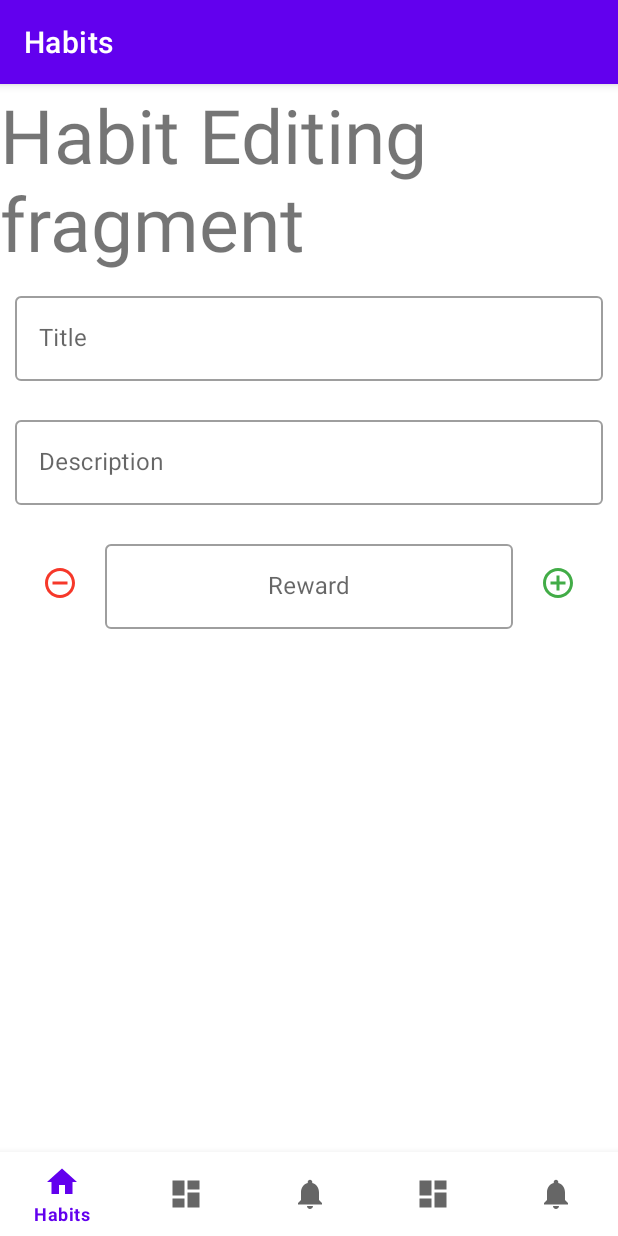
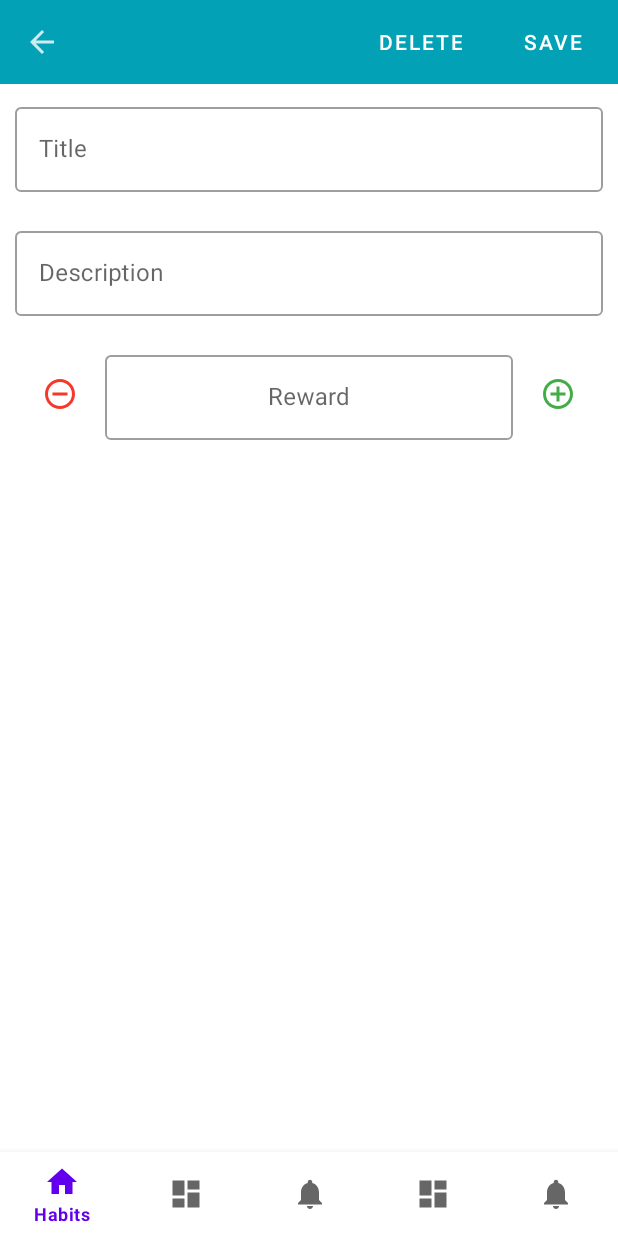
Before and after one commit to taslimisina/mobile-project, an Android app: the fragment HabitEditFragment placed in its activity, on a phone screen of 412 x 824 dp. Run offline under Robolectric (Android 15) with nearby library versions, the light colour scheme and no system bars; our stand-ins replace navigation-ui.

Commit message:
Replace toolbar

```diff
--- a/app/src/main/java/ir/sharif/mobile/project/MainFragment.java
+++ b/app/src/main/java/ir/sharif/mobile/project/MainFragment.java
@@ -30,7 +30,7 @@ public class MainFragment extends Fragment {
                 .build();
 //        NavController navController = Navigation.findNavController(getActivity(), R.id.nav_host_fragment);
         NavController navController = Navigation.findNavController(view.findViewById(R.id.nav_host_fragment));
-        NavigationUI.setupActionBarWithNavController((MainActivity)getActivity(), navController, appBarConfiguration);
+//        NavigationUI.setupActionBarWithNavController((MainActivity)getActivity(), navController, appBarConfiguration);
         NavigationUI.setupWithNavController(navView, navController);
 
         return view;
--- a/app/src/main/java/ir/sharif/mobile/project/ui/habits/HabitEditFragment.java
+++ b/app/src/main/java/ir/sharif/mobile/project/ui/habits/HabitEditFragment.java
@@ -1,14 +1,17 @@
 package ir.sharif.mobile.project.ui.habits;
 
+import android.os.Build;
 import android.os.Bundle;
 
 import androidx.annotation.Nullable;
+import androidx.annotation.RequiresApi;
 import androidx.fragment.app.Fragment;
 
 import android.util.Log;
 import android.view.LayoutInflater;
 import android.view.View;
 import android.view.ViewGroup;
+import android.widget.Toolbar;
 
 import ir.sharif.mobile.project.R;
 
@@ -23,10 +26,13 @@ public class HabitEditFragment extends Fragment {
         }
     }
 
+    @RequiresApi(api = Build.VERSION_CODES.LOLLIPOP)
     @Override
     public View onCreateView(LayoutInflater inflater, ViewGroup container,
                              Bundle savedInstanceState) {
         // Inflate the layout for this fragment
-        return inflater.inflate(R.layout.fragment_habit_edit, container, false);
+        View view = inflater.inflate(R.layout.fragment_habit_edit, container, false);
+//        view.findViewById(R.id.upButton).setOnClickListener();    // Todo set on click listener (navigate back)
+        return view;
     }
 }
--- /dev/null
+++ b/app/src/main/res/drawable-anydpi/ic_action_up.xml
@@ -0,0 +1,11 @@
+<vector xmlns:android="http://schemas.android.com/apk/res/android"
+    android:width="24dp"
+    android:height="24dp"
+    android:viewportWidth="24"
+    android:viewportHeight="24"
+    android:tint="#FFFFFF"
+    android:alpha="0.8">
+  <path
+      android:fillColor="@android:color/white"
+      android:pathData="M20,11H7.83l5.59,-5.59L12,4l-8,8 8,8 1.41,-1.41L7.83,13H20v-2z"/>
+</vector>
--- a/app/src/main/res/layout/fragment_habit_edit.xml
+++ b/app/src/main/res/layout/fragment_habit_edit.xml
@@ -3,15 +3,61 @@
     xmlns:tools="http://schemas.android.com/tools"
     android:layout_width="match_parent"
     android:layout_height="match_parent"
+    xmlns:app="http://schemas.android.com/apk/res-auto"
     tools:context=".ui.habits.HabitEditFragment"
     android:orientation="vertical">
 
-    <!-- TODO: Update blank fragment layout -->
-    <TextView
+    <androidx.appcompat.widget.Toolbar
+        android:id="@+id/habitEditToolbar"
         android:layout_width="match_parent"
         android:layout_height="wrap_content"
-        android:text="Habit Editing fragment"
-        android:textSize="50sp"/>
+        android:background="@color/blue_icon">
+
+        <ImageButton
+            android:id="@+id/upButton"
+            android:layout_width="wrap_content"
+            android:layout_height="wrap_content"
+            android:src="@drawable/ic_action_up"
+            android:background="?android:selectableItemBackground"/>
+
+
+        <androidx.constraintlayout.widget.ConstraintLayout
+            android:layout_width="match_parent"
+            android:layout_height="match_parent">
+
+            <TextView
+                android:id="@+id/textView"
+                android:layout_width="wrap_content"
+                android:layout_height="match_parent"
+                android:text="Habit Edditing!!!"
+                app:layout_constraintBottom_toBottomOf="parent"
+                app:layout_constraintStart_toStartOf="parent"
+                app:layout_constraintTop_toTopOf="parent"
+                android:gravity="center"
+                android:paddingLeft="10dp"
+                android:visibility="invisible"/>
+
+            <Button
+                android:id="@+id/button2"
+                android:layout_width="wrap_content"
+                android:layout_height="wrap_content"
+                android:text="Delete"
+                app:layout_constraintBottom_toBottomOf="parent"
+                app:layout_constraintEnd_toStartOf="@+id/button3"
+                app:layout_constraintTop_toTopOf="parent"
+                android:background="?android:selectableItemBackground" />
+
+            <Button
+                android:id="@+id/button3"
+                android:layout_width="wrap_content"
+                android:layout_height="wrap_content"
+                android:text="Save"
+                app:layout_constraintBottom_toBottomOf="parent"
+                app:layout_constraintEnd_toEndOf="parent"
+                app:layout_constraintTop_toTopOf="parent"
+                android:background="?android:selectableItemBackground" />
+        </androidx.constraintlayout.widget.ConstraintLayout>
+    </androidx.appcompat.widget.Toolbar>
 
     <include
         android:layout_width="match_parent"
--- a/app/src/main/res/values/themes.xml
+++ b/app/src/main/res/values/themes.xml
@@ -12,5 +12,7 @@
         <!-- Status bar color. -->
         <item name="android:statusBarColor" tools:targetApi="l">?attr/colorPrimaryVariant</item>
         <!-- Customize your theme here. -->
+        <item name="windowNoTitle">true</item>
+        <item name="windowActionBar">false</item>
     </style>
 </resources>
```
Also changed, not shown: app/src/main/res/drawable-hdpi/ic_action_up.png (added), app/src/main/res/drawable-mdpi/ic_action_up.png (added), app/src/main/res/drawable-xhdpi/ic_action_up.png (added), app/src/main/res/drawable-xxhdpi/ic_action_up.png (added).
